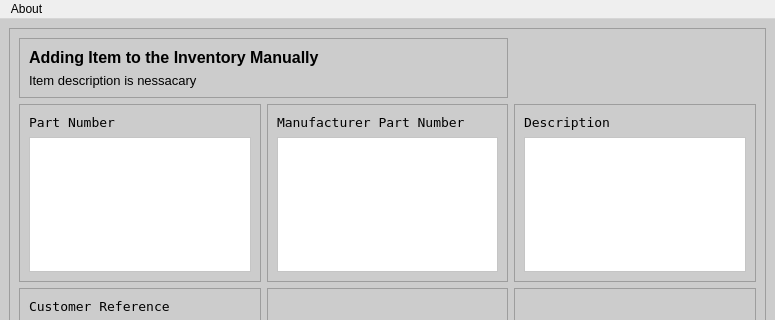
Before: the Qt Designer form Program_Files/UI_Files/adding_item_window.ui in Thomas1B/Electronics-Inventory-Program, drawn with Qt 5; both pictures show x 0 to 775 and y 0 to 320 of the 775 by 557 pixel window.
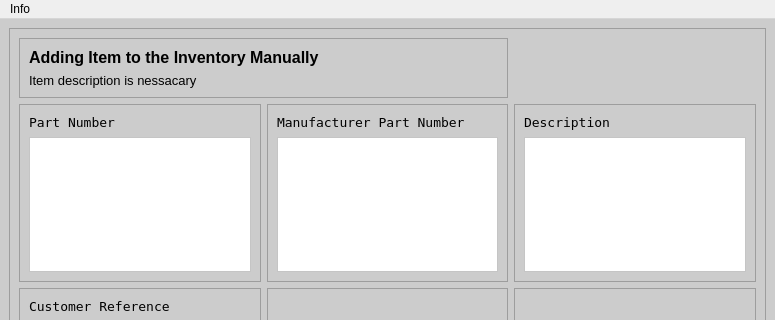
After: the same form once the commit is applied. Icons and pictures are not drawn.

```diff
--- a/Program_Files/UI_Files/adding_item_window.ui
+++ b/Program_Files/UI_Files/adding_item_window.ui
@@ -429,7 +429,7 @@
    </property>
    <widget class="QMenu" name="menuInfo">
     <property name="title">
-     <string>About</string>
+     <string>Info</string>
     </property>
     <addaction name="actionHow_to_Use"/>
    </widget>
```
